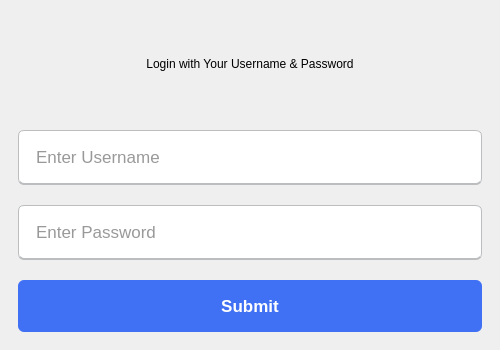
Old version of the form src/views/authenticate_views/password_view.ui in the repository devforgely/MFA-Simulator.
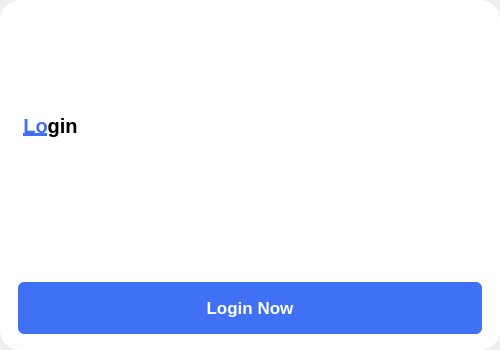
New version of the form.

Commit message: update pin, password and security question gui

Diff of the .ui file:
```diff
--- a/src/views/authenticate_views/password_view.ui
+++ b/src/views/authenticate_views/password_view.ui
@@ -13,27 +13,22 @@
   <property name="maximumSize">
    <size>
     <width>500</width>
-    <height>350</height>
+    <height>400</height>
    </size>
   </property>
   <property name="windowTitle">
    <string>Form</string>
   </property>
   <property name="styleSheet">
-   <string notr="true">QLineEdit {
-	height: 52px;
-  	margin: 7px 0;
-	padding: 0 15px;
-	border: 1.2px solid #bbbdbf;
- 	border-bottom-width: 2px;
- 	border-radius: 6px;
-	font-size: 17px;
-	font-weight: 400;
-	color: #333;
+   <string notr="true">#frame {
+	background-color: white;
+	border-radius: 20px;
 }
 
-QLineEdit:focus {
-	border-color: #4070f4;
+#title {
+	font-size: 15pt;
+	font-weight: 900;
+	padding: 5px 5px 30px 5px;
 }
 
 QPushButton {
@@ -53,21 +48,47 @@
 }</string>
   </property>
   <layout class="QVBoxLayout" name="verticalLayout">
+   <property name="spacing">
+    <number>0</number>
+   </property>
    <property name="leftMargin">
-    <number>18</number>
+    <number>0</number>
+   </property>
+   <property name="topMargin">
+    <number>0</number>
    </property>
    <property name="rightMargin">
-    <number>18</number>
+    <number>0</number>
+   </property>
+   <property name="bottomMargin">
+    <number>0</number>
    </property>
    <item>
-    <widget class="QLabel" name="label">
+    <widget class="QFrame" name="frame">
+     <property name="frameShape">
+      <enum>QFrame::StyledPanel</enum>
+     </property>
+     <property name="frameShadow">
+      <enum>QFrame::Raised</enum>
+     </property>
+     <layout class="QVBoxLayout" name="verticalLayout_2">
+      <property name="leftMargin">
+       <number>18</number>
+      </property>
+      <property name="rightMargin">
+       <number>18</number>
+      </property>
+      <item alignment="Qt::AlignLeft">
+       <widget class="QLabel" name="title">
      <property name="font">
       <font>
-       <pointsize>9</pointsize>
+          <pointsize>15</pointsize>
+          <weight>99</weight>
+          <bold>true</bold>
       </font>
      </property>
      <property name="text">
-      <string>Login with Your Username &amp; Password</string>
+         <string>&lt;u&gt;&lt;font color='#4070f4'&gt;Lo&lt;/font&gt;&lt;/u&gt;gin</string>
      </property>
      <property name="scaledContents">
       <bool>false</bool>
@@ -77,37 +98,14 @@
      </property>
     </widget>
    </item>
-   <item>
-    <widget class="QLineEdit" name="username_field">
-     <property name="maxLength">
-      <number>36</number>
-     </property>
-     <property name="frame">
-      <bool>false</bool>
-     </property>
-     <property name="placeholderText">
-      <string>Enter Username</string>
-     </property>
-    </widget>
-   </item>
-   <item>
-    <widget class="QLineEdit" name="password_field">
-     <property name="maxLength">
-      <number>127</number>
-     </property>
-     <property name="frame">
-      <bool>false</bool>
-     </property>
-     <property name="placeholderText">
-      <string>Enter Password</string>
-     </property>
-    </widget>
-   </item>
    <item>
     <widget class="QPushButton" name="submit_btn">
      <property name="text">
-      <string>Submit</string>
-     </property>
+         <string>Login Now</string>
+        </property>
+       </widget>
+      </item>
+     </layout>
     </widget>
    </item>
   </layout>
```
Left out of the diff: 3 changed lines with no effect on the pictures. Lines whose indentation alone changed are shown as unchanged. The commit also changes 23 other files.
